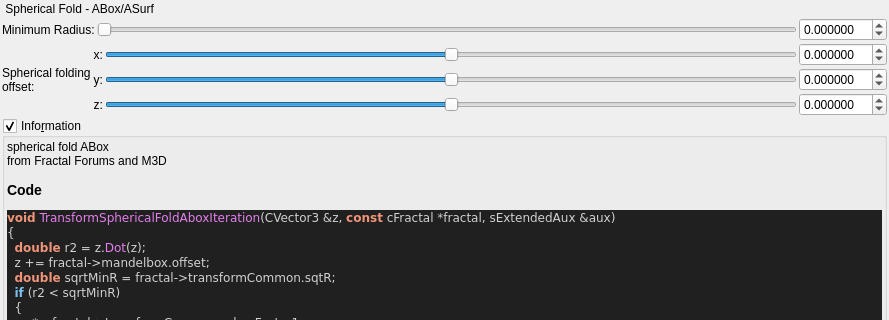
This is mandelbulber2/qt_data/fractal_transf_spherical_fold_abox.ui in buddhi1980/mandelbulber2 as Qt 5 draws it before an edit; both pictures show x 0 to 889 and y 0 to 320 of the 889 by 579 pixel window. The edited form follows.
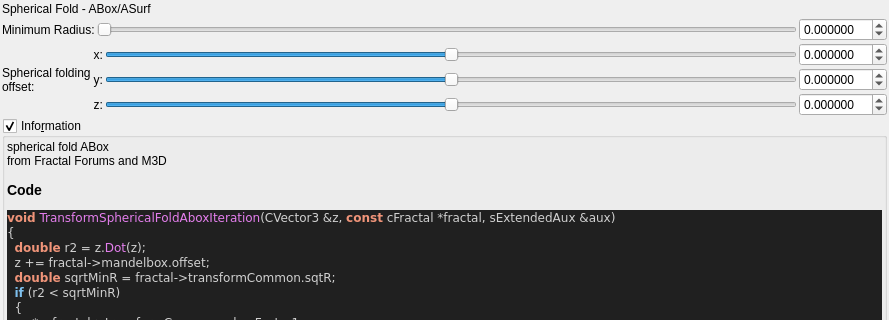
This is the edited form. Custom widgets are drawn as their Qt base class.

The edit to the form file:
```diff
--- a/mandelbulber2/qt_data/fractal_transf_spherical_fold_abox.ui
+++ b/mandelbulber2/qt_data/fractal_transf_spherical_fold_abox.ui
@@ -32,7 +32,7 @@
    <item>
     <widget class="QLabel" name="label_52">
      <property name="text">
-      <string> Spherical Fold - ABox/ASurf</string>
+      <string>Spherical Fold - ABox/ASurf</string>
      </property>
     </widget>
    </item>
```
